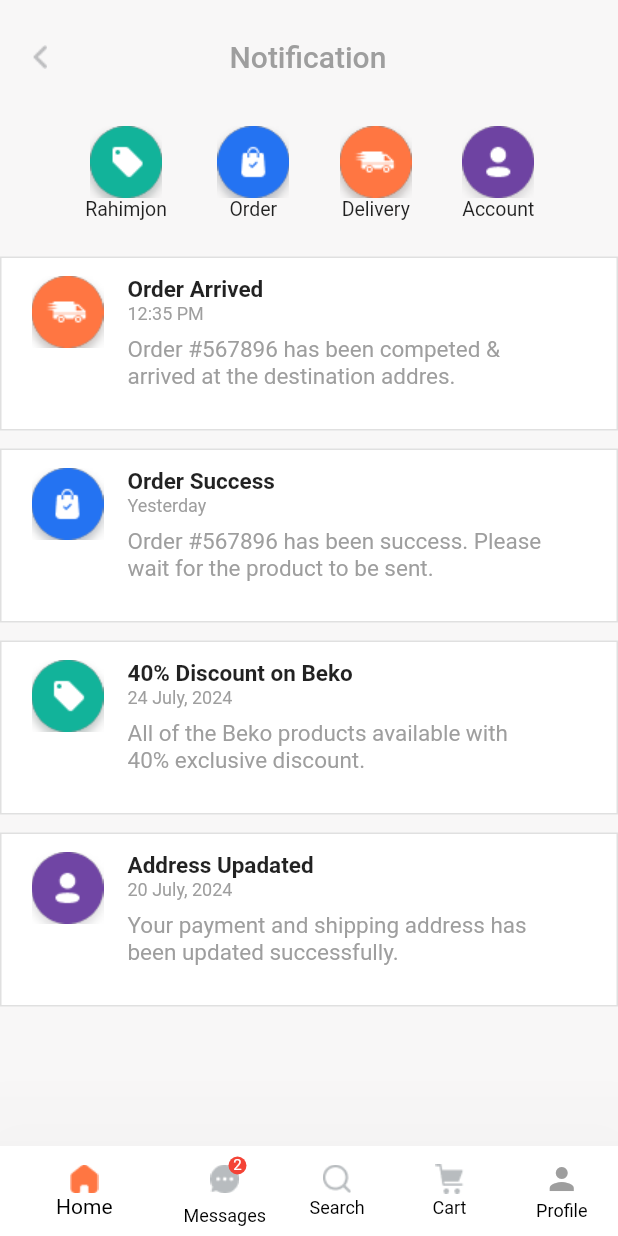
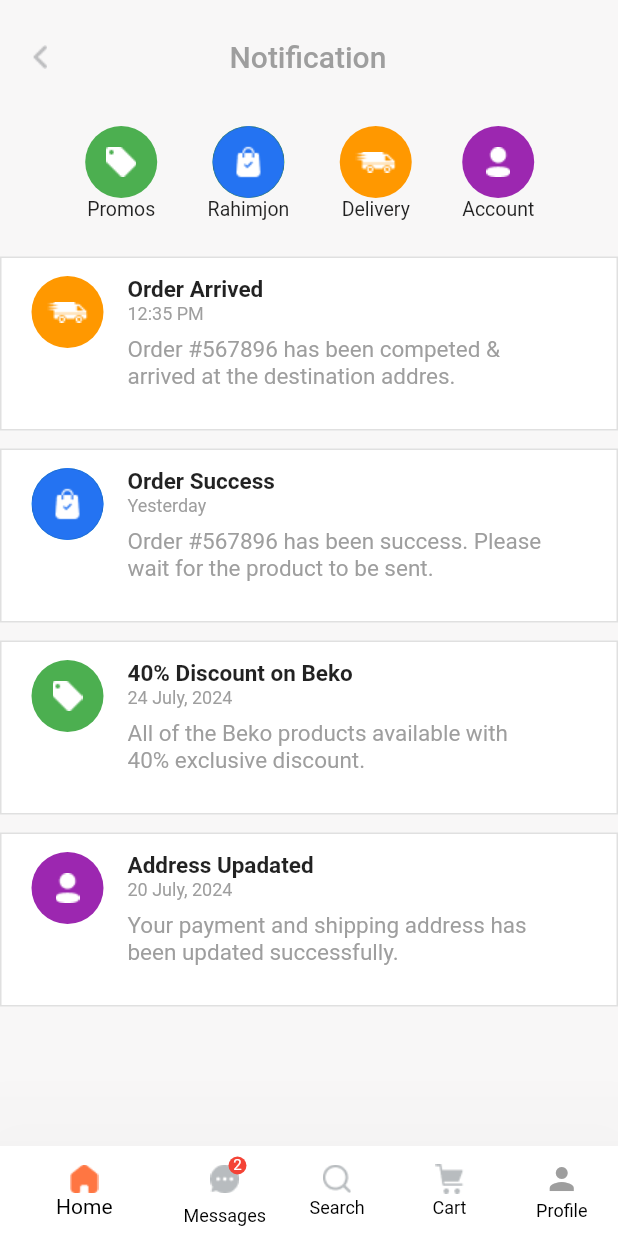
Before and after one commit to RahimjonIsmoilov/task_two, a Flutter app: the screen it shows after launch, on a phone screen of 412 x 824 dp. Run offline on Flutter 3.47's test engine with Material 2 defaults, Android fonts, the phone set to English and light mode, and no system bars.

Commit message:
yana commit

```diff
--- a/lib/main.dart
+++ b/lib/main.dart
@@ -45,20 +45,24 @@ class MyApp extends StatelessWidget {
                   mainAxisAlignment: MainAxisAlignment.spaceAround,
                   children: [
                     MenuItem(
-                      title: "Rahimjon",
-                      iconPath: "images/Promo.png",
+                      title: "Promos",
+                      iconPath: "images/icon1.png",
+                      colorey: Colors.green,
                     ),
                     MenuItem(
-                      title: "Order",
+                      title: "Rahimjon",
                       iconPath: "images/Order.png",
+                      colorey: Colors.green,
                     ),
                     MenuItem(
                       title: "Delivery",
-                      iconPath: "images/Delivery.png",
+                      iconPath: "images/Shape 3.png",
+                      colorey: Colors.orange,
                     ),
                     MenuItem(
                       title: "Account",
-                      iconPath: "images/Account.png",
+                      iconPath: "images/Shape 2.png",
+                      colorey: Colors.purple,
                     ),
                   ],
                 ),
@@ -66,9 +70,10 @@ class MyApp extends StatelessWidget {
               Padding(
                 padding: EdgeInsets.only(top: 12),
                 child: NotificationItem(
-                    deliviconpath: 'images/Delivery.png',
+                    deliviconpath: 'images/Shape 3.png',
                     orderarriv: 'Order Arrived',
                     text2: '12:35 PM',
+                    cols: Colors.orange,
                     longtext:
                         'Order #567896 has been competed & arrived at the destination addres.'),
               ),
@@ -76,18 +81,21 @@ class MyApp extends StatelessWidget {
                   deliviconpath: 'images/Order.png',
                   orderarriv: 'Order Success',
                   text2: 'Yesterday',
+                  cols: Colors.blue,
                   longtext:
                       'Order #567896 has been success. Please wait for the product to be sent.'),
               NotificationItem(
-                  deliviconpath: 'images/Promo.png',
+                  deliviconpath: 'images/icon1.png',
                   orderarriv: '40% Discount on Beko',
                   text2: '24 July, 2024',
+                  cols: Colors.green,
                   longtext:
                       'All of the Beko products available with 40% exclusive discount.'),
               NotificationItem(
-                  deliviconpath: 'images/Account.png',
+                  deliviconpath: 'images/Shape 2.png',
                   orderarriv: 'Address Upadated',
                   text2: '20 July, 2024',
+                  cols: Colors.purple,
                   longtext:
                       'Your payment and shipping address has been updated successfully.'),
             ],
--- a/lib/widgets/menu_item.dart
+++ b/lib/widgets/menu_item.dart
@@ -1,23 +1,26 @@
 import 'package:flutter/material.dart';
 
 class MenuItem extends StatelessWidget {
-  const MenuItem({
-    super.key,
-    required this.title,
-    required this.iconPath,
-  });
+  const MenuItem(
+      {super.key,
+      required this.title,
+      required this.iconPath,
+      required this.colorey});
   final String title;
   final String iconPath;
+  final dynamic colorey;
 
   @override
   Widget build(BuildContext context) {
     return Column(
       children: [
-        Image(
-          image: AssetImage(iconPath),
+        Container(
+          height: 48,
           width: 48,
-          height: 48,
-          alignment: Alignment.center,
+          decoration: BoxDecoration(
+              shape: BoxShape.circle,
+              color: colorey,
+              image: DecorationImage(image: AssetImage(iconPath))),
         ),
         Text(
           title,
--- a/lib/widgets/notification.dart
+++ b/lib/widgets/notification.dart
@@ -1,4 +1,5 @@
 import 'package:flutter/material.dart';
+import 'package:task_two/widgets/menu_item.dart';
 
 class NotificationItem extends StatelessWidget {
   const NotificationItem(
@@ -6,11 +7,13 @@ class NotificationItem extends StatelessWidget {
       required this.deliviconpath,
       required this.longtext,
       required this.orderarriv,
-      required this.text2});
+      required this.text2,
+      required this.cols});
   final String deliviconpath;
   final String orderarriv;
   final String text2;
   final String longtext;
+  final dynamic cols;
   @override
   Widget build(BuildContext context) {
     return Container(
@@ -26,11 +29,12 @@ class NotificationItem extends StatelessWidget {
         crossAxisAlignment: CrossAxisAlignment.start,
         children: [
           Padding(
-            padding: const EdgeInsets.only(top: 12, left: 20),
-            child: Image(
-              image: AssetImage(deliviconpath),
-            ),
-          ),
+              padding: const EdgeInsets.only(top: 12, left: 20),
+              child: MenuItem(
+                colorey: cols,
+                iconPath: deliviconpath,
+                title: '',
+              )),
           Padding(
             padding: const EdgeInsets.only(left: 16, top: 12),
             child: Column(
@@ -50,13 +54,13 @@ class NotificationItem extends StatelessWidget {
                   ),
                 ),
                 Padding(
-                  padding: EdgeInsets.only(top: 8),
+                  padding: const EdgeInsets.only(top: 8),
                   child: SizedBox(
                     width: 279,
                     height: 44,
                     child: Text(
                       longtext,
-                      style: TextStyle(
+                      style: const TextStyle(
                         fontSize: 15,
                         fontWeight: FontWeight.w400,
                         color: Colors.grey,
```
Also changed, not shown: images/Shape 2.png (added), images/Shape 3.png (added), images/icon1.png (added).
